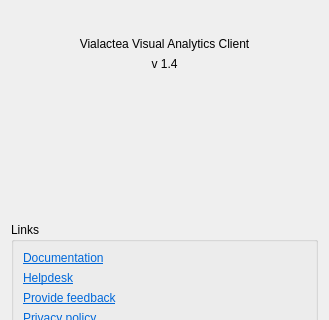
Above: Code/ui/aboutform.ui from VisIVOLab/ViaLacteaVisualAnalytics before the change; both pictures show x 0 to 329 and y 0 to 320 of the 329 by 722 pixel window. Below: the same form after it.
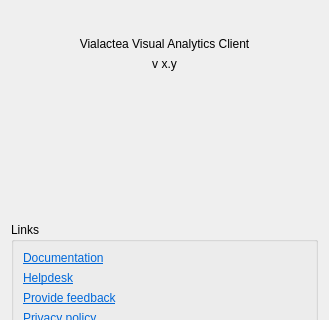
That is the form after the change. Icons and pictures are not drawn.

What changed in the file:
```diff
--- a/Code/ui/aboutform.ui
+++ b/Code/ui/aboutform.ui
@@ -76,7 +76,7 @@
    <item>
     <widget class="QLabel" name="label_3">
      <property name="text">
-      <string>v 1.4</string>
+      <string>v x.y</string>
      </property>
      <property name="alignment">
       <set>Qt::AlignCenter</set>
```
Left out of the diff: 2 changed lines with no effect on the pictures.
